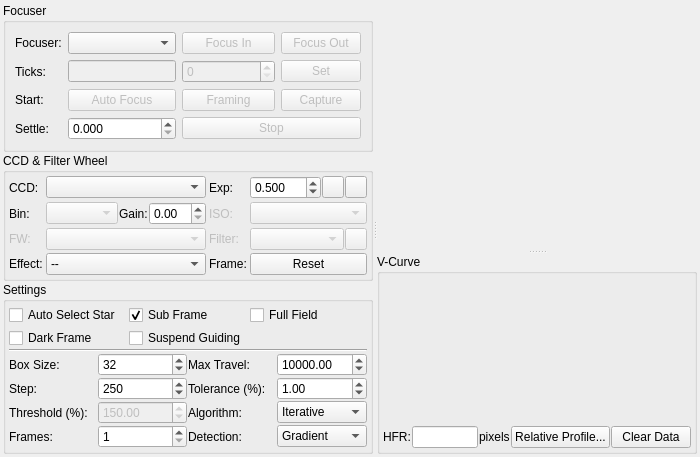
First picture: the form in kstars/ekos/focus/focus.ui, repository KDE/kstars, before the edit.
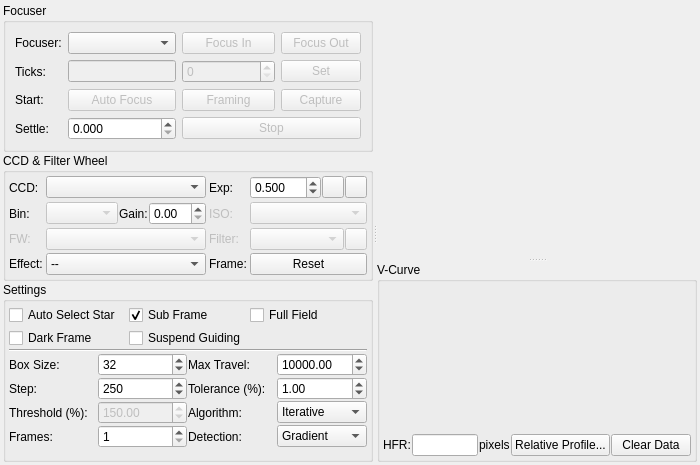
Second picture: the form after the edit. Icons and pictures are not drawn. Custom widgets are drawn as their Qt base class.

Commit message: Make the Ekos modules fully expand except for regular GUI controls as suggested by Jim on INDI forums

```diff
--- a/kstars/ekos/focus/focus.ui
+++ b/kstars/ekos/focus/focus.ui
@@ -7,7 +7,7 @@
     <x>0</x>
     <y>0</y>
     <width>698</width>
-    <height>452</height>
+    <height>465</height>
    </rect>
   </property>
   <layout class="QVBoxLayout" name="verticalLayout">
@@ -788,6 +788,19 @@
             </item>
            </layout>
           </item>
+          <item>
+           <spacer name="verticalSpacer">
+            <property name="orientation">
+             <enum>Qt::Vertical</enum>
+            </property>
+            <property name="sizeHint" stdset="0">
+             <size>
+              <width>20</width>
+              <height>40</height>
+             </size>
+            </property>
+           </spacer>
+          </item>
          </layout>
         </widget>
        </item>
```
Left out of the diff: 18 changed lines with no effect on the pictures. The commit also changes 2 other files.
